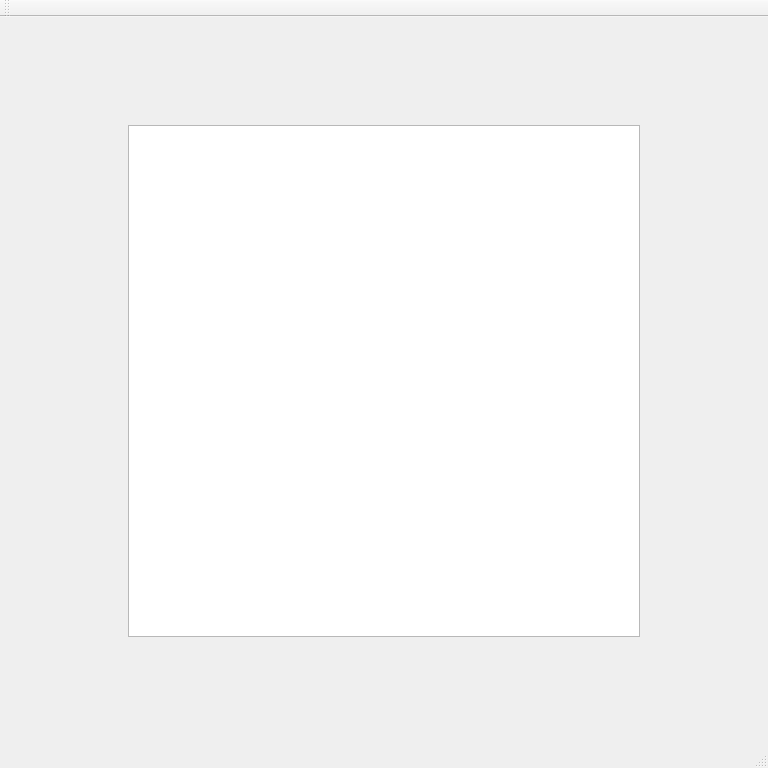
The window that mainwindow.ui (AiK312/DPLM) describes before a commit, drawn with Qt 5.
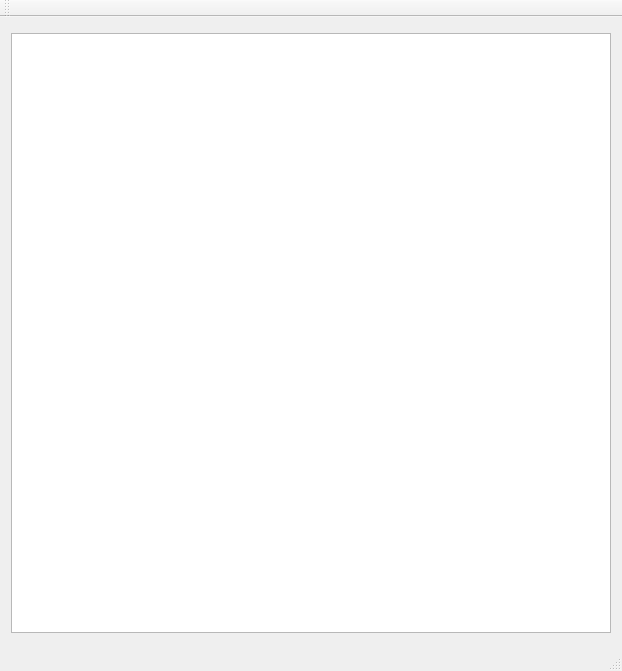
The same window after the commit.

What changed in the file:
```diff
--- a/mainwindow.ui
+++ b/mainwindow.ui
@@ -6,14 +6,14 @@
    <rect>
     <x>0</x>
     <y>0</y>
-    <width>768</width>
-    <height>768</height>
+    <width>618</width>
+    <height>671</height>
    </rect>
   </property>
-  <property name="minimumSize">
+  <property name="maximumSize">
    <size>
-    <width>768</width>
-    <height>768</height>
+    <width>640</width>
+    <height>671</height>
    </size>
   </property>
   <property name="windowTitle">
@@ -25,14 +25,14 @@
      <widget class="QGraphicsView" name="view">
       <property name="minimumSize">
        <size>
-        <width>512</width>
-        <height>512</height>
+        <width>600</width>
+        <height>600</height>
        </size>
       </property>
       <property name="maximumSize">
        <size>
-        <width>512</width>
-        <height>512</height>
+        <width>600</width>
+        <height>600</height>
        </size>
       </property>
       <property name="autoFillBackground">
```
Left out of the diff: 2 changed lines with no effect on the pictures.
